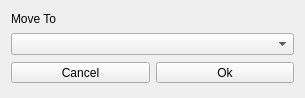
Before: the Qt Designer form src/Notes/MoveTo.ui in ic005k/Knot-Legacy, drawn with Qt 5.
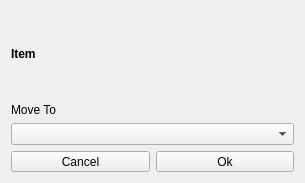
After: the same form once the commit is applied.

Diff of the .ui file:
```diff
--- a/src/Notes/MoveTo.ui
+++ b/src/Notes/MoveTo.ui
@@ -7,13 +7,31 @@
     <x>0</x>
     <y>0</y>
     <width>305</width>
-    <height>98</height>
+    <height>183</height>
    </rect>
   </property>
   <property name="windowTitle">
    <string>Dialog</string>
   </property>
   <layout class="QVBoxLayout" name="verticalLayout">
+   <item>
+    <widget class="QLabel" name="lblItem">
+     <property name="sizePolicy">
+      <sizepolicy hsizetype="Preferred" vsizetype="Expanding">
+       <horstretch>0</horstretch>
+       <verstretch>0</verstretch>
+      </sizepolicy>
+     </property>
+     <property name="font">
+      <font>
+       <bold>true</bold>
+      </font>
+     </property>
+     <property name="text">
+      <string>Item</string>
+     </property>
+    </widget>
+   </item>
    <item>
     <widget class="QLabel" name="lblMoveTo">
      <property name="sizePolicy">
```
